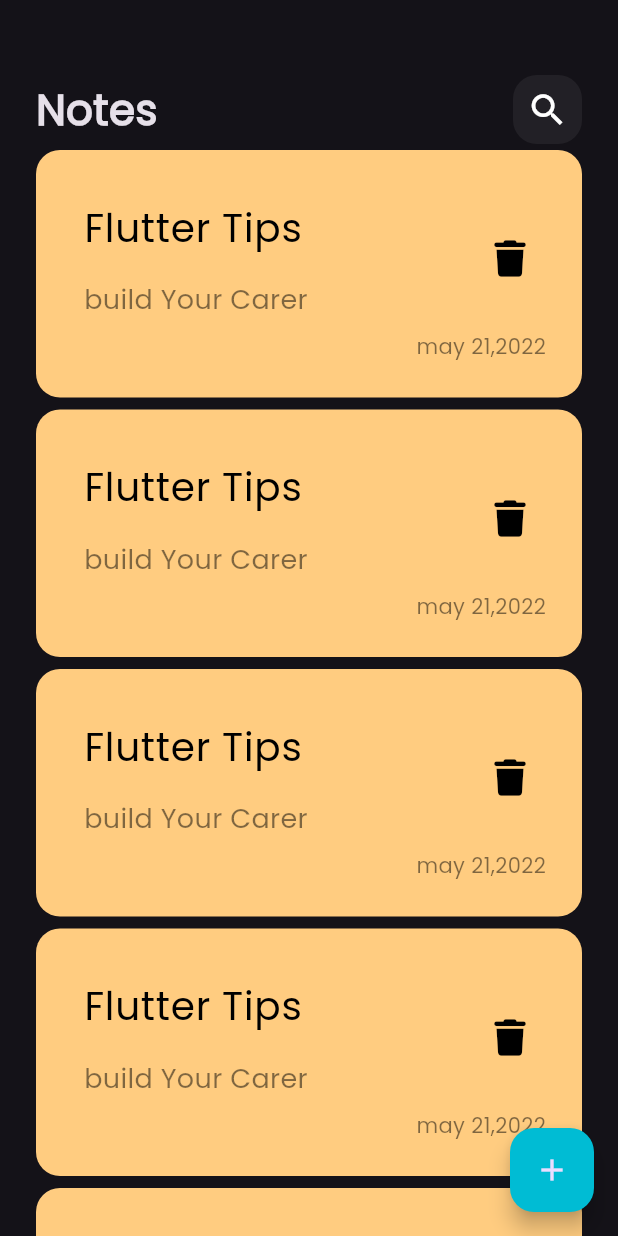
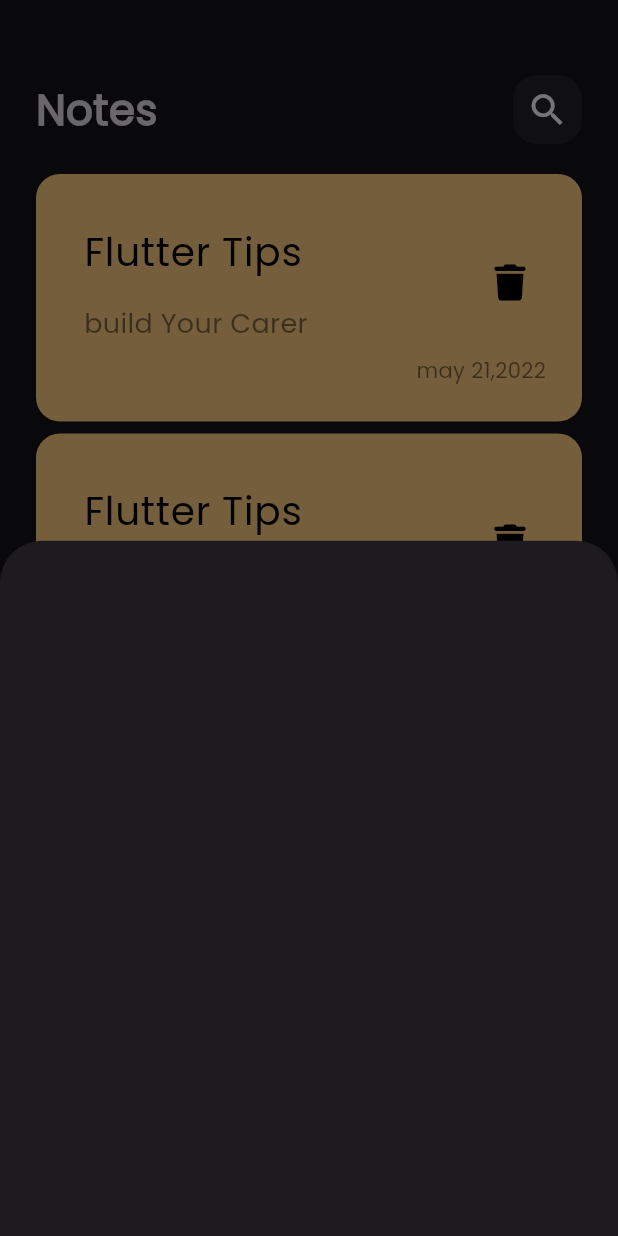
Before and after one commit to HossamAhmed954074/notes_app, a Flutter app: the screen it shows after launch, scrolled down 3456 dp, after a tap on the "add" icon, on a phone screen of 412 x 824 dp. Run offline on Flutter 3.47's test engine with Material 3 defaults, Android fonts, the phone set to English and light mode, and no system bars; our stand-ins replace font_awesome_flutter.

Commit message:
add show model bottom sheet

```diff
--- a/lib/views/home_view.dart
+++ b/lib/views/home_view.dart
@@ -1,5 +1,6 @@
 import 'package:flutter/material.dart';
 
+import '../widgets/add_note_bottom_sheet.dart';
 import '../widgets/notes_view_body.dart';
 
 class NotesView extends StatelessWidget {
@@ -10,7 +11,11 @@ class NotesView extends StatelessWidget {
     return  Scaffold(
       floatingActionButton:
       FloatingActionButton(
-        onPressed: (){},
+        onPressed: (){
+          showModalBottomSheet(context: context, builder: (context) {
+            return AddNoteBottonSheet();
+          },);
+        },
         backgroundColor: Colors.cyan,
         child: Icon(Icons.add),
       ),
--- /dev/null
+++ b/lib/widgets/add_note_bottom_sheet.dart
@@ -0,0 +1,10 @@
+import 'package:flutter/material.dart';
+
+class AddNoteBottonSheet extends StatelessWidget {
+  const AddNoteBottonSheet({super.key});
+
+  @override
+  Widget build(BuildContext context) {
+    return Container();
+  }
+}
--- a/lib/widgets/notes_list_view.dart
+++ b/lib/widgets/notes_list_view.dart
@@ -6,10 +6,14 @@ class NotesListView extends StatelessWidget {
 
   @override
   Widget build(BuildContext context) {
-    return ListView.builder(
-      itemBuilder: (context, index) {
-        return NoteItem();
-      },
+    return Padding(
+      padding: const EdgeInsets.symmetric(vertical: 16.0),
+      child: ListView.builder(
+        padding: EdgeInsets.zero,
+        itemBuilder: (context, index) {
+          return NoteItem();
+        },
+      ),
     );
   }
 }
```
